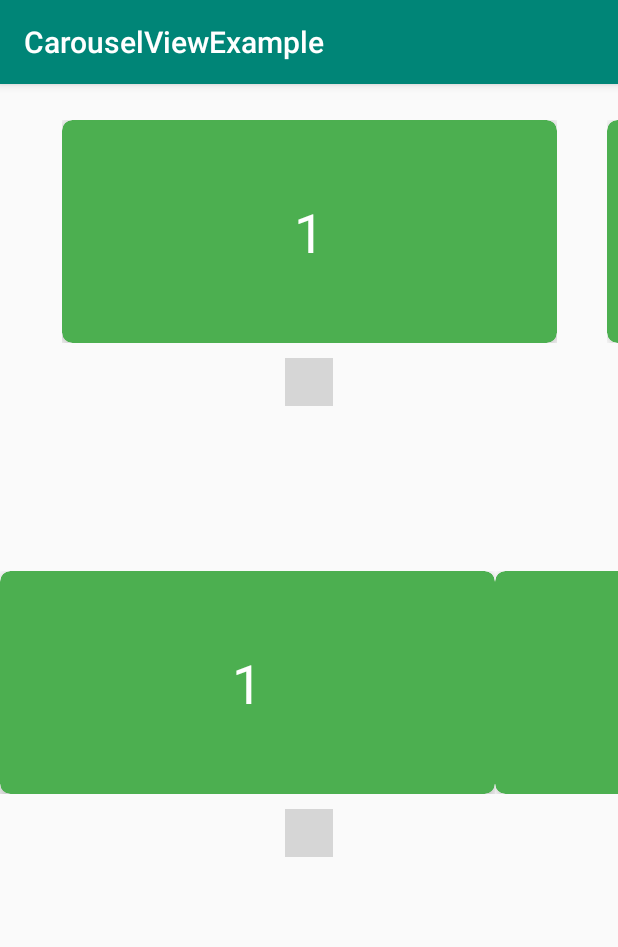
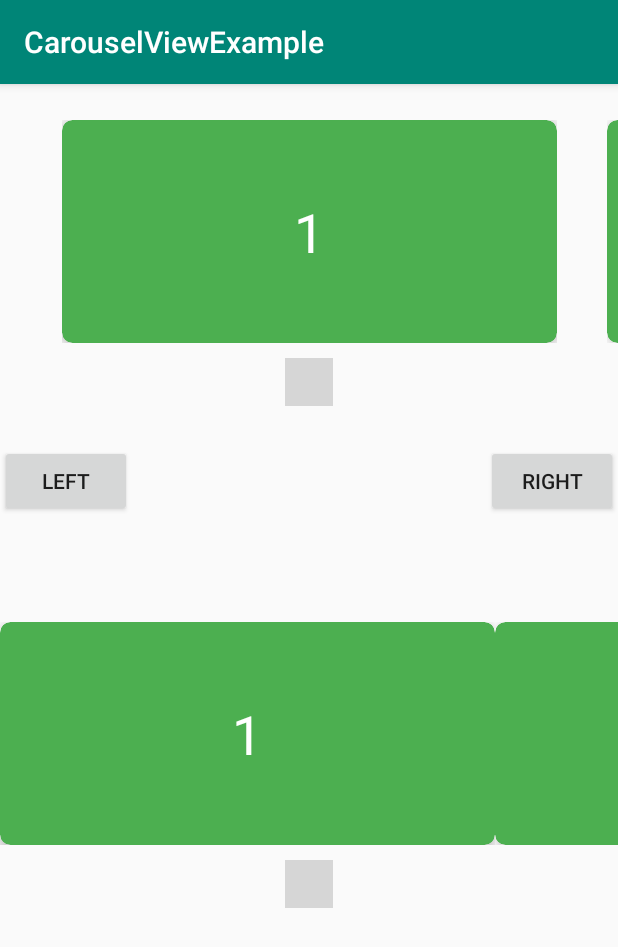
Before and after one commit to jama5262/CarouselView, an Android app: the screen it shows after launch (MainActivity), on a phone screen of 412 x 824 dp. Shown: the top 947 px of the screen. Run offline under Robolectric (Android 15) with nearby library versions, the phone set to English and light mode, and no system bars; libraries missing offline, so code that uses them is left out: com.rd, com.rd.animation; plain views replace PageIndicatorView; 8 statements that could not run were skipped; grey boxes are pictures that could not be loaded.

Commit message:
[Started] Set the set and get currentItem functionality

```diff
--- a/app/src/main/java/com/jama/carouselviewexample/MainActivity.java
+++ b/app/src/main/java/com/jama/carouselviewexample/MainActivity.java
@@ -2,10 +2,12 @@ package com.jama.carouselviewexample;
 
 import androidx.appcompat.app.AppCompatActivity;
 import androidx.cardview.widget.CardView;
+import androidx.viewpager.widget.ViewPager;
 
 import android.graphics.Color;
 import android.os.Bundle;
 import android.view.View;
+import android.widget.Button;
 import android.widget.TextView;
 import android.widget.Toast;
 
@@ -20,6 +22,8 @@ public class MainActivity extends AppCompatActivity {
 
   CarouselView carouselView;
   CarouselView carouselView2;
+  Button left;
+  Button right;
   String[] data = {"#EF5350", "#EC407A", "#AB47BC", "#4CAF50", "#FFA726", "#78909C", "#FFA726"};
 
   @Override
@@ -27,14 +31,29 @@ public class MainActivity extends AppCompatActivity {
     super.onCreate(savedInstanceState);
     setContentView(R.layout.activity_main);
 
+    left = findViewById(R.id.button);
+    right = findViewById(R.id.button2);
+
     carouselView = findViewById(R.id.carouselView);
     carouselView.setCarouselViewListener(new CarouselViewListener() {
       @Override
       public void setItemPosition(View view, final int position) {
-        CardView cardView = view.findViewById(R.id.cardView);
+        final CardView cardView = view.findViewById(R.id.cardView);
         TextView textView = view.findViewById(R.id.textView);
         cardView.setCardBackgroundColor(Color.parseColor(data[new Random().nextInt(7)]));
         textView.setText((position + 1 + ""));
+      }
+    });
+    left.setOnClickListener(new View.OnClickListener() {
+      @Override
+      public void onClick(View view) {
+        carouselView2.setCurrentItem(carouselView2.getCurrentItem() - 1);
+      }
+    });
+    right.setOnClickListener(new View.OnClickListener() {
+      @Override
+      public void onClick(View view) {
+        carouselView2.setCurrentItem(carouselView2.getCurrentItem() + 1);
       }
     });
     carouselView.show();
@@ -42,7 +61,6 @@ public class MainActivity extends AppCompatActivity {
     carouselView2 = findViewById(R.id.carouselView2);
     carouselView2.setSize(10);
     carouselView2.setResource(R.layout.item);
-//    carouselView2.hideIndicator(true);
     carouselView2.setCarouselViewListener(new CarouselViewListener() {
       @Override
       public void setItemPosition(View view, final int position) {
--- a/app/src/main/res/layout/activity_main.xml
+++ b/app/src/main/res/layout/activity_main.xml
@@ -12,10 +12,10 @@
         android:layout_height="wrap_content"
         android:layout_marginTop="24dp"
         app:carouselOffset="center"
+        app:enableSnapping="true"
+        app:indicatorAnimationType="thinWorm"
         app:indicatorSelectedColor="@color/colorPrimary"
         app:indicatorUnselectedColor="@color/colorAccent"
-        app:enableSnapping="true"
-        app:indicatorAnimationType="thinWorm"
         app:layout_constraintEnd_toEndOf="parent"
         app:layout_constraintStart_toStartOf="parent"
         app:layout_constraintTop_toTopOf="parent"
@@ -27,10 +27,28 @@
         android:id="@+id/carouselView2"
         android:layout_width="match_parent"
         android:layout_height="wrap_content"
-        android:layout_marginTop="100dp"
-        app:enableSnapping="false"
+        android:layout_marginTop="70dp"
         app:layout_constraintEnd_toEndOf="parent"
+        app:layout_constraintHorizontal_bias="1.0"
+        app:layout_constraintStart_toStartOf="parent"
+        app:layout_constraintTop_toBottomOf="@+id/button2" />
+
+    <Button
+        android:id="@+id/button"
+        android:layout_width="wrap_content"
+        android:layout_height="wrap_content"
+        android:layout_marginTop="16dp"
+        android:text="Left"
         app:layout_constraintStart_toStartOf="parent"
         app:layout_constraintTop_toBottomOf="@+id/carouselView" />
 
+    <Button
+        android:id="@+id/button2"
+        android:layout_width="wrap_content"
+        android:layout_height="wrap_content"
+        android:layout_marginTop="16dp"
+        android:text="Right"
+        app:layout_constraintEnd_toEndOf="parent"
+        app:layout_constraintTop_toBottomOf="@+id/carouselView" />
+
 </androidx.constraintlayout.widget.ConstraintLayout>
--- a/carouselview/src/main/java/com/jama/carouselview/CarouselView.java
+++ b/carouselview/src/main/java/com/jama/carouselview/CarouselView.java
@@ -32,11 +32,9 @@ public class CarouselView extends FrameLayout {
   private SnapHelper snapHelper;
   private boolean enableSnapping;
   private int resource;
-  private int resourceId;
-  private int indicatorSelectedColorResourceId;
-  private int indicatorUnselectedColorResourceId;
   private int size;
   private int spacing;
+  private int currentItem;
   private boolean isResourceSet = false;
   private boolean isSizeSet = false;
 
@@ -70,17 +68,17 @@ public class CarouselView extends FrameLayout {
       TypedArray attributes = this.context.getTheme().obtainStyledAttributes(attributeSet, R.styleable.CarouselView, 0, 0);
       this.enableSnapping(attributes.getBoolean(R.styleable.CarouselView_enableSnapping, true));
       this.setCarouselOffset(this.getOffset(attributes.getInteger(R.styleable.CarouselView_carouselOffset, 0)));
-      this.resourceId = attributes.getResourceId(R.styleable.CarouselView_resource, 0);
-      if (this.resourceId != 0) {
-        this.setResource(this.resourceId);
+      int resourceId = attributes.getResourceId(R.styleable.CarouselView_resource, 0);
+      if (resourceId != 0) {
+        this.setResource(resourceId);
       }
-      this.indicatorSelectedColorResourceId = attributes.getColor(R.styleable.CarouselView_indicatorSelectedColor, 0);
-      this.indicatorUnselectedColorResourceId = attributes.getColor(R.styleable.CarouselView_indicatorUnselectedColor, 0);
-      if (this.indicatorSelectedColorResourceId != 0) {
-        this.setIndicatorSelectedColor(this.indicatorSelectedColorResourceId);
+      int indicatorSelectedColorResourceId = attributes.getColor(R.styleable.CarouselView_indicatorSelectedColor, 0);
+      int indicatorUnselectedColorResourceId = attributes.getColor(R.styleable.CarouselView_indicatorUnselectedColor, 0);
+      if (indicatorSelectedColorResourceId != 0) {
+        this.setIndicatorSelectedColor(indicatorSelectedColorResourceId);
       }
-      if (this.indicatorUnselectedColorResourceId != 0) {
-        this.setIndicatorUnselectedColor(this.indicatorUnselectedColorResourceId);
+      if (indicatorUnselectedColorResourceId != 0) {
+        this.setIndicatorUnselectedColor(indicatorUnselectedColorResourceId);
       }
       this.setIndicatorAnimationType(this.getAnimation(attributes.getInteger(R.styleable.CarouselView_indicatorAnimationType, 0)));
       this.setIndicatorRadius(attributes.getInteger(R.styleable.CarouselView_indicatorRadius, 5));
@@ -90,6 +88,7 @@ public class CarouselView extends FrameLayout {
       attributes.recycle();
     }
   }
+
 
   public void enableSnapping(boolean enable) {
     this.enableSnapping = enable;
@@ -120,8 +119,7 @@ public class CarouselView extends FrameLayout {
         int pos = layoutManager.getPosition(centerView);
         if (newState == RecyclerView.SCROLL_STATE_IDLE || (pos == 0 && newState == RecyclerView.SCROLL_STATE_DRAGGING)) {
           pageIndicatorView.setSelection(pos);
-        } else {
-          pageIndicatorView.setSelection(pos);
+          setCurrentItem(pos);
         }
       }
 
@@ -146,6 +144,21 @@ public class CarouselView extends FrameLayout {
 
   public OffsetType getOffsetType() {
     return this.offsetType;
+  }
+
+  public void setCurrentItem(int item) {
+    if (item < 0) {
+      this.currentItem = 0;
+    } else if (item >= this.getSize()) {
+      this.currentItem = this.getSize() - 1;
+    } else {
+      this.currentItem = item;
+    }
+    this.carouselRecyclerView.smoothScrollToPosition(this.currentItem);
+  }
+
+  public int getCurrentItem() {
+    return this.currentItem;
   }
 
   public void setIndicatorAnimationType(IndicatorAnimationType indicatorAnimationType) {
```
